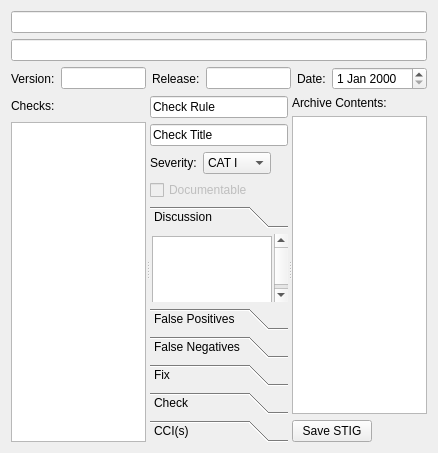
This is src/stigedit.ui in squinky86/STIGQter as Qt 5 draws it before an edit. The edited form follows.
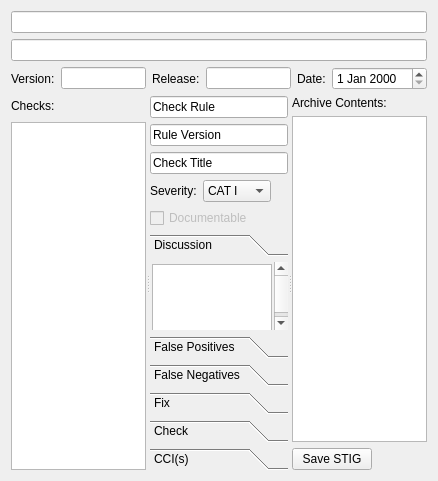
This is the edited form. The open tabs and pages were chosen to show the change.

Commit message: display of STIGCheck contents

```diff
--- a/src/stigedit.ui
+++ b/src/stigedit.ui
@@ -7,7 +7,7 @@
     <x>0</x>
     <y>0</y>
     <width>438</width>
-    <height>453</height>
+    <height>474</height>
    </rect>
   </property>
   <property name="windowTitle">
@@ -122,7 +122,14 @@
         </widget>
        </item>
        <item>
-        <widget class="QLineEdit" name="lblCheckTitle">
+        <widget class="QLineEdit" name="txtCheckRuleVersion">
+         <property name="text">
+          <string>Rule Version</string>
+         </property>
+        </widget>
+       </item>
+       <item>
+        <widget class="QLineEdit" name="txtCheckTitle">
          <property name="toolTip">
           <string>Check Title</string>
          </property>
@@ -205,8 +212,8 @@
            <rect>
             <x>0</x>
             <y>0</y>
-            <width>150</width>
-            <height>85</height>
+            <width>136</width>
+            <height>81</height>
            </rect>
           </property>
           <attribute name="label">
```
Left out of the diff: 56 changed lines with no effect on the pictures. The commit also changes 2 other files.
